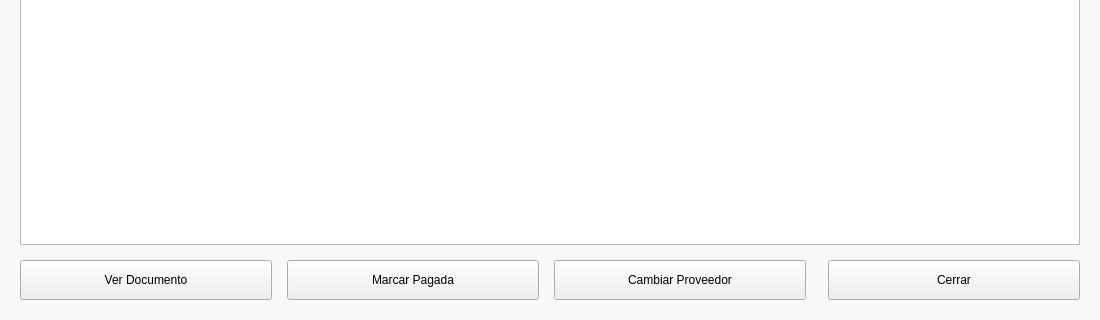
This is verfacturas.ui in Ladis72/tienda as Qt 5 draws it before an edit; both pictures show x 0 to 1100 and y 430 to 750 of the 1100 by 750 pixel window. The edited form follows.
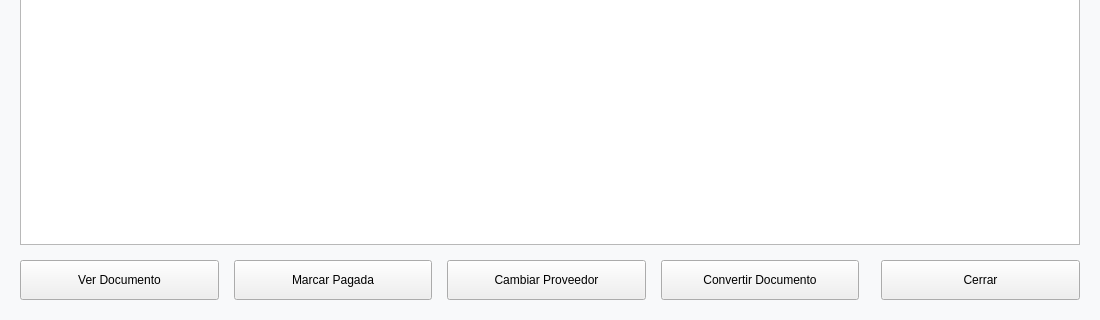
This is the edited form. Icons and pictures are not drawn.

Diff of the .ui file:
```diff
--- a/verfacturas.ui
+++ b/verfacturas.ui
@@ -251,6 +251,19 @@
        </property>
       </widget>
      </item>
+     <item>
+      <widget class="QPushButton" name="pushButtonConvertir">
+       <property name="minimumSize">
+        <size>
+         <width>180</width>
+         <height>40</height>
+        </size>
+       </property>
+       <property name="text">
+        <string>Convertir Documento</string>
+       </property>
+      </widget>
+     </item>
      <item>
       <spacer name="horizontalSpacerActions">
        <property name="orientation">
```
